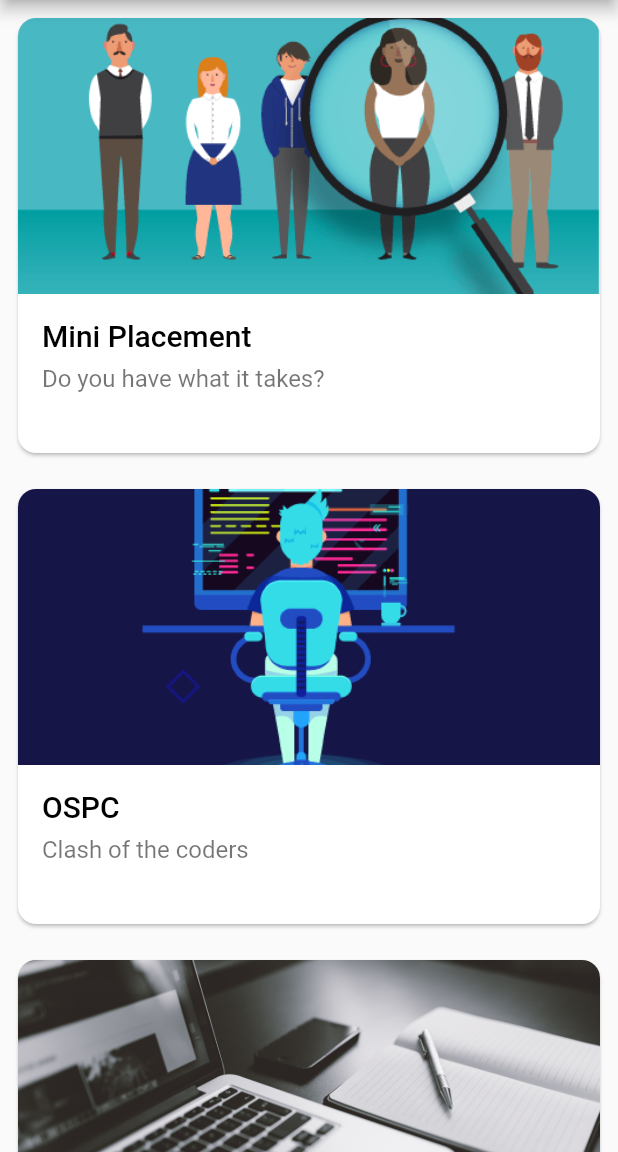
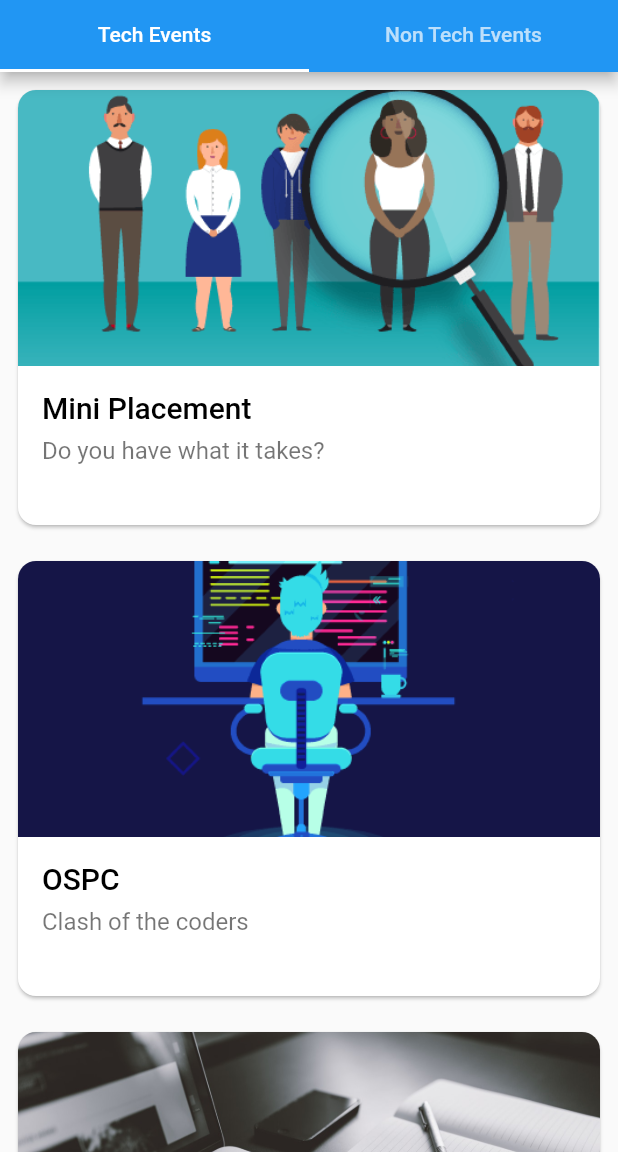
Before and after one commit to jeyadosstimothy/prayatna-2019-app, a Flutter app: the screen it shows after launch, on a phone screen of 412 x 824 dp, the part 84-1236 px from its top. Run offline on Flutter 3.47's test engine with Material 2 defaults, Android fonts, the phone set to English and light mode, and no system bars.

Commit message:
Added Tabs for Tech, Non Tech events

```diff
--- a/lib/eventCard.dart
+++ b/lib/eventCard.dart
@@ -1,5 +1,4 @@
 import 'package:flutter/material.dart';
-import 'eventDetails.dart';
 
 class Event {
   final String title, tagline, time, venue, description, contact, image;
@@ -14,48 +13,9 @@ class Event {
   });
 }
 
-final events = <Event>[
-  Event(
-    title: 'Mini Placement',
-    tagline: 'Do you have what it takes?',
-    time: 'Mar 8, 9am - 12pm',
-    venue: 'LHC 301',
-    description: 'Hello world Hello world Hello world Hello world',
-    contact: '96773207736',
-    image: 'assets/images/mini-placement.png',
-  ),
-  Event(
-    title: 'OSPC',
-    tagline: 'Clash of the coders',
-    time: 'Mar 8, 9am - 12pm',
-    venue: 'LHC 302',
-    description: 'Hello world Hello world Hello world Hello world',
-    contact: '96773207736',
-    image: 'assets/images/ospc.png',
-  ),
-  Event(
-    title: "Code 'N Chaos",
-    tagline: 'Rise above the rest',
-    time: 'Mar 9, 9am - 12pm',
-    venue: 'LHC 303',
-    description: 'Hello world Hello world Hello world Hello world',
-    contact: '96773207736',
-    image: 'assets/images/code-n-chaos.jpg',
-  ),
-  Event(
-    title: "DB Dwellers",
-    tagline: 'Select * from the universe',
-    time: 'Mar 8, 9am - 12pm',
-    venue: 'LHC 304',
-    description: 'Hello world Hello world Hello world Hello world',
-    contact: '96773207736',
-    image: 'assets/images/db-dwellers.jpg',
-  ),
-];
-
 class EventCard extends StatelessWidget {
   final Event event;
-  final int position;
+  final VoidCallback onTap;
   final ShapeBorder shape = const RoundedRectangleBorder(
     borderRadius: BorderRadius.only(
       topLeft: Radius.circular(12.0),
@@ -64,9 +24,8 @@ class EventCard extends StatelessWidget {
       bottomRight: Radius.circular(12.0),
     ),
   );
-  EventCard({Key key, @required this.event, @required this.position})
+  EventCard({Key key, @required this.event, this.onTap})
       : assert(event != null),
-        assert(position != null),
         super(key: key);
 
   // This height will allow for all the Card's content to fit comfortably within the card.
@@ -88,10 +47,7 @@ class EventCard extends StatelessWidget {
                 clipBehavior: Clip.antiAlias,
                 shape: shape,
                 child: InkWell(
-                  onTap: () {
-                    print('Card was tapped');
-                    Navigator.push(context, EventDetails(position));
-                  },
+                  onTap: onTap,
                   // Generally, material cards use onSurface with 12% opacity for the pressed state.
                   splashColor:
                       Theme.of(context).colorScheme.onSurface.withOpacity(0.12),
@@ -133,7 +89,7 @@ class EventContent extends StatelessWidget {
               // of the Material and display ink effects above it. Using a
               // standard Image will obscure the ink splash.
               child: Ink.image(
-                image: AssetImage(event.image),
+                image: AssetImage(this.event.image),
                 fit: BoxFit.cover,
                 child: Container(),
               ),
@@ -154,7 +110,7 @@ class EventContent extends StatelessWidget {
               Padding(
                 padding: const EdgeInsets.only(bottom: 8.0),
                 child: Text(
-                  event.title,
+                  this.event.title,
                   style: titleStyle,
                 ),
               ),
@@ -162,7 +118,7 @@ class EventContent extends StatelessWidget {
               Padding(
                 padding: const EdgeInsets.only(bottom: 8.0),
                 child: Text(
-                  event.tagline,
+                  this.event.tagline,
                   style: descriptionStyle.copyWith(color: Colors.black54),
                 ),
               ),
--- a/lib/eventDetails.dart
+++ b/lib/eventDetails.dart
@@ -1,10 +1,15 @@
 import 'package:flutter/material.dart';
 import 'eventCard.dart';
 
-class EventDetails extends MaterialPageRoute {
-  EventDetails(int initPosition)
+class DetailsPageRoute extends MaterialPageRoute {
+  DetailsPageRoute(String title, List events, int initPosition)
       : super(
-            builder: (context) => new DetailsPage(initPosition: initPosition));
+          builder: (context) => new DetailsPage(
+                title: title,
+                events: events,
+                initPosition: initPosition,
+              ),
+        );
 
   @override
   Widget buildTransitions(BuildContext context, Animation<double> animation,
@@ -14,27 +19,28 @@ class EventDetails extends MaterialPageRoute {
 }
 
 class DetailsPage extends StatelessWidget {
-  final initPosition;
+  final int initPosition;
+  final List<Event> events;
+  final String title;
 
-  DetailsPage({this.initPosition});
+  DetailsPage({this.title, this.initPosition, this.events});
 
   @override
   Widget build(BuildContext context) {
     return new Scaffold(
-      appBar: AppBar(title: new Text('Prayatna')),
+      appBar: AppBar(title: new Text(this.title)),
       body: PageView.builder(
         controller: PageController(
             viewportFraction: 0.875, initialPage: this.initPosition),
         itemBuilder: (context, position) {
           return Hero(
-            tag: events[position].title,
+            tag: this.events[position].title,
             child: EventCard(
-              event: events[position],
-              position: position,
+              event: this.events[position],
             ),
           );
         },
-        itemCount: events.length,
+        itemCount: this.events.length,
       ),
       // floatingActionButtonLocation:
       //     FloatingActionButtonLocation.centerFloat, //centerDocked
--- a/lib/main.dart
+++ b/lib/main.dart
@@ -1,5 +1,6 @@
 import 'package:flutter/material.dart';
 import 'eventCard.dart';
+import 'eventDetails.dart';
 
 void main() => runApp(MyApp());
 
@@ -20,33 +21,146 @@ class HomePage extends StatelessWidget {
   HomePage({Key key, this.title}) : super(key: key);
   final String title;
 
+  final techEvents = <Event>[
+    Event(
+      title: 'Mini Placement',
+      tagline: 'Do you have what it takes?',
+      time: 'Mar 8, 9am - 12pm',
+      venue: 'LHC 301',
+      description: 'Hello world Hello world Hello world Hello world',
+      contact: '96773207736',
+      image: 'assets/images/mini-placement.png',
+    ),
+    Event(
+      title: 'OSPC',
+      tagline: 'Clash of the coders',
+      time: 'Mar 8, 9am - 12pm',
+      venue: 'LHC 302',
+      description: 'Hello world Hello world Hello world Hello world',
+      contact: '96773207736',
+      image: 'assets/images/ospc.png',
+    ),
+    Event(
+      title: "Code 'N Chaos",
+      tagline: 'Rise above the rest',
+      time: 'Mar 9, 9am - 12pm',
+      venue: 'LHC 303',
+      description: 'Hello world Hello world Hello world Hello world',
+      contact: '96773207736',
+      image: 'assets/images/code-n-chaos.jpg',
+    ),
+    Event(
+      title: "DB Dwellers",
+      tagline: 'Select * from the universe',
+      time: 'Mar 8, 9am - 12pm',
+      venue: 'LHC 304',
+      description: 'Hello world Hello world Hello world Hello world',
+      contact: '96773207736',
+      image: 'assets/images/db-dwellers.jpg',
+    ),
+  ];
+
+  final nonTechEvents = <Event>[
+    Event(
+      title: 'Kaleidoscope',
+      tagline: 'Do you have what it takes?',
+      time: 'Mar 8, 9am - 12pm',
+      venue: 'LHC 301',
+      description: 'Hello world Hello world Hello world Hello world',
+      contact: '96773207736',
+      image: 'assets/images/kaleidoscope.jpg',
+    ),
+    Event(
+      title: 'Math O Mania',
+      tagline: 'Clash of the coders',
+      time: 'Mar 8, 9am - 12pm',
+      venue: 'LHC 302',
+      description: 'Hello world Hello world Hello world Hello world',
+      contact: '96773207736',
+      image: 'assets/images/math-o-mania.jpg',
+    ),
+    Event(
+      title: "Connexions",
+      tagline: 'Rise above the rest',
+      time: 'Mar 9, 9am - 12pm',
+      venue: 'LHC 303',
+      description: 'Hello world Hello world Hello world Hello world',
+      contact: '96773207736',
+      image: 'assets/images/connexions.png',
+    ),
+    Event(
+      title: "Treasure Hunt",
+      tagline: 'Select * from the universe',
+      time: 'Mar 8, 9am - 12pm',
+      venue: 'LHC 304',
+      description: 'Hello world Hello world Hello world Hello world',
+      contact: '96773207736',
+      image: 'assets/images/treasure-hunt.jpg',
+    ),
+  ];
+
+  final String techEventsTitle = 'Tech Events',
+      nonTechEventsTitle = 'Non Tech Events';
   @override
   Widget build(BuildContext context) {
-    return Scaffold(
-      body: new CustomScrollView(slivers: <Widget>[
-        SliverAppBar(
+    return DefaultTabController(
+      length: 2,
+      child: Scaffold(
+        appBar: AppBar(
           title: Text(
             this.title,
           ),
-          floating: true,
-          snap: true,
-          forceElevated: true,
+          bottom: TabBar(
+            tabs: [
+              new Tab(
+                text: techEventsTitle,
               ),
-        SliverList(
-          delegate: SliverChildBuilderDelegate(
-            (BuildContext context, int index) {
+              new Tab(
+                text: nonTechEventsTitle,
+              ),
+            ],
+          ),
+        ),
+        body: TabBarView(
+          children: [
+            ListView.builder(
+              itemBuilder: (BuildContext context, int index) {
                 return Hero(
-                tag: events[index].title,
+                  tag: techEvents[index].title,
                   child: EventCard(
-                  event: events[index],
-                  position: index,
+                    event: techEvents[index],
+                    onTap: () {
+                      Navigator.push(
+                        context,
+                        DetailsPageRoute(techEventsTitle, techEvents, index),
+                      );
+                    },
                   ),
                 );
               },
-            childCount: events.length,
+              itemCount: techEvents.length,
+            ),
+            ListView.builder(
+              itemBuilder: (BuildContext context, int index) {
+                return Hero(
+                  tag: nonTechEvents[index].title,
+                  child: EventCard(
+                    event: nonTechEvents[index],
+                    onTap: () {
+                      Navigator.push(
+                        context,
+                        DetailsPageRoute(
+                            nonTechEventsTitle, nonTechEvents, index),
+                      );
+                    },
+                  ),
+                );
+              },
+              itemCount: nonTechEvents.length,
+            ),
+          ],
         ),
       ),
-      ]),
     );
   }
 }
```
Lines whose indentation alone changed are shown as unchanged.
